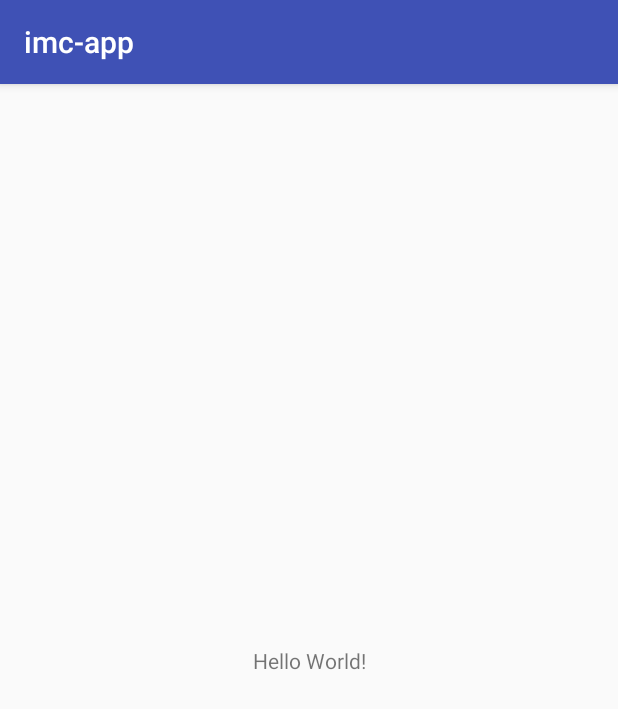
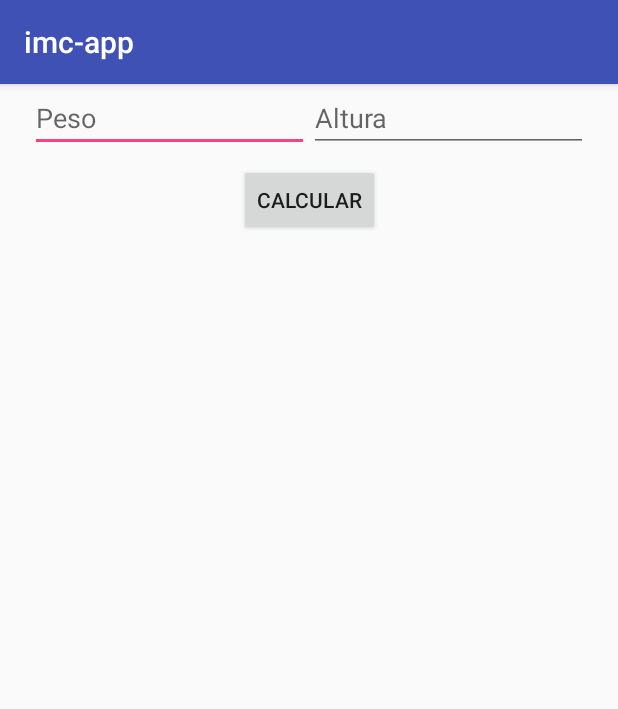
Before and after one commit to LeonardodeLima/imc-app, an Android app: the screen it shows after launch (MainActivity), on a phone screen of 412 x 824 dp. Shown: the top 709 px of the screen. Run offline under Robolectric (Android 15) with nearby library versions, the phone set to English and light mode, and no system bars.

Commit message:
adicionado tela principal

```diff
--- a/app/src/main/res/layout/activity_main.xml
+++ b/app/src/main/res/layout/activity_main.xml
@@ -6,13 +6,43 @@
     android:layout_height="match_parent"
     tools:context="com.pos.leonardo.imc_app.MainActivity">
 
-    <TextView
+    <LinearLayout
+        android:id="@+id/linearLayout"
+        android:layout_width="match_parent"
+        android:layout_height="wrap_content"
+        android:layout_margin="20dp"
+        android:layout_marginTop="8dp"
+        tools:ignore="MissingConstraints"
+        tools:layout_editor_absoluteX="20dp">
+
+        <EditText
+            android:id="@+id/peso"
+            android:layout_width="0dp"
+            android:layout_height="wrap_content"
+            android:layout_weight="1"
+            android:hint="@string/peso"
+            android:inputType="numberDecimal" />
+
+        <EditText
+            android:id="@+id/altura"
+            android:layout_width="0dp"
+            android:layout_height="wrap_content"
+            android:layout_weight="1"
+            android:hint="@string/altura"
+            android:inputType="numberDecimal" />
+    </LinearLayout>
+    <Button
+        android:id="@+id/btcalcular"
         android:layout_width="wrap_content"
         android:layout_height="wrap_content"
-        android:text="Hello World!"
-        app:layout_constraintBottom_toBottomOf="parent"
-        app:layout_constraintLeft_toLeftOf="parent"
-        app:layout_constraintRight_toRightOf="parent"
-        app:layout_constraintTop_toTopOf="parent" />
+        android:layout_marginBottom="8dp"
+        android:layout_marginEnd="8dp"
+        android:layout_marginStart="8dp"
+        android:layout_marginTop="8dp"
+        android:text="Calcular"
+        app:layout_constraintEnd_toEndOf="parent"
+        app:layout_constraintStart_toStartOf="parent"
+        app:layout_constraintTop_toBottomOf="@+id/linearLayout"
+        app:layout_constraintVertical_bias="0.421" />
 
 </android.support.constraint.ConstraintLayout>
--- a/app/src/main/res/values/strings.xml
+++ b/app/src/main/res/values/strings.xml
@@ -1,3 +1,5 @@
 <resources>
     <string name="app_name">imc-app</string>
+    <string name="peso">Peso</string>
+    <string name="altura">Altura</string>
 </resources>
```
